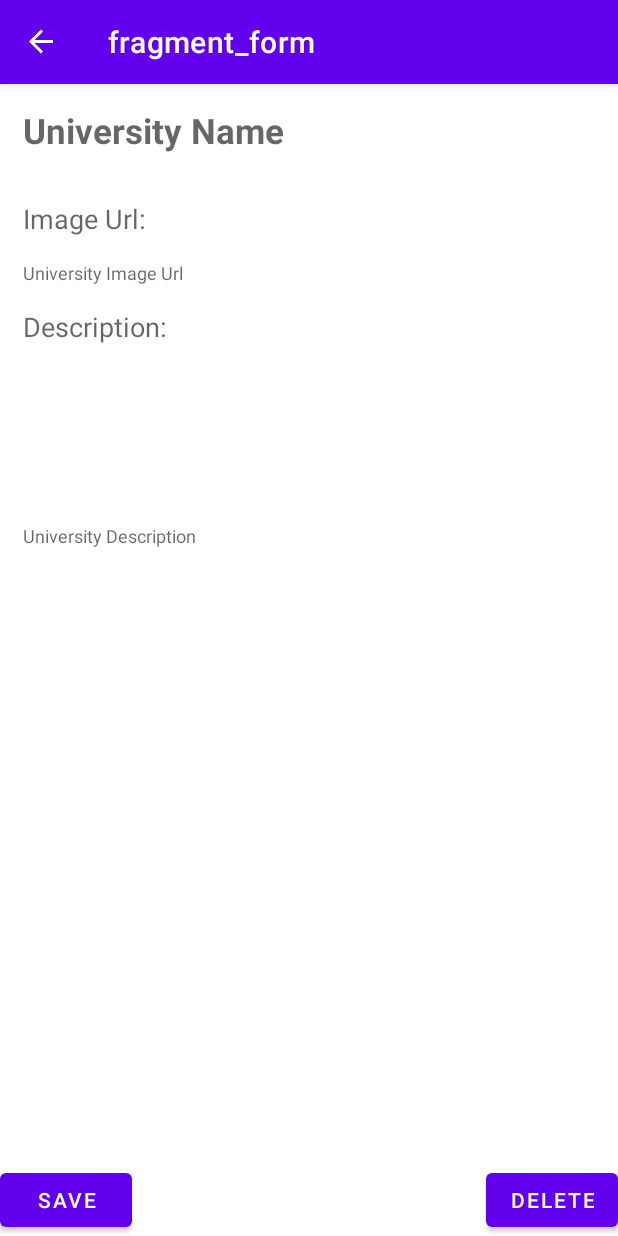
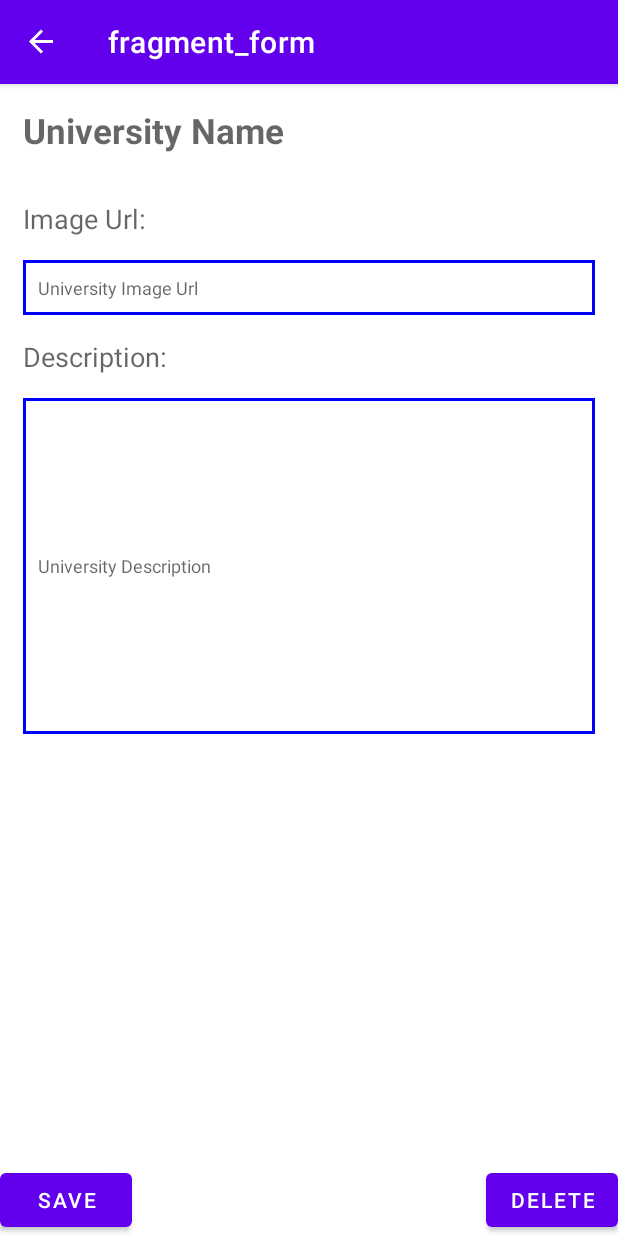
Before and after one commit to RaulMorenoMartinez00/Universidades, an Android app: the FormFragment screen opened through its navigation route, on a phone screen of 412 x 824 dp. Run offline under Robolectric (Android 15) with nearby library versions, the phone set to English and light mode, and no system bars; our stand-ins replace navigation-ui; 2 statements that could not run were skipped.

Commit message:
Segundo Commit

```diff
--- a/app/src/main/res/drawable/border.xml
+++ b/app/src/main/res/drawable/border.xml
@@ -1,4 +1,15 @@
 <?xml version="1.0" encoding="utf-8"?>
-<selector xmlns:android="http://schemas.android.com/apk/res/android">
-
-</selector>
+<shape xmlns:android="http://schemas.android.com/apk/res/android">
+    <stroke
+        android:width="2dp"
+        android:color="#0000FF" />
+    <solid
+        android:color="#00FFFFFF"
+        android:paddingLeft="10dp"
+        android:paddingTop="10dp"/>
+    <padding
+        android:left="10dp"
+        android:top="10dp"
+        android:right="10dp"
+        android:bottom="10dp" />
+</shape>
```
